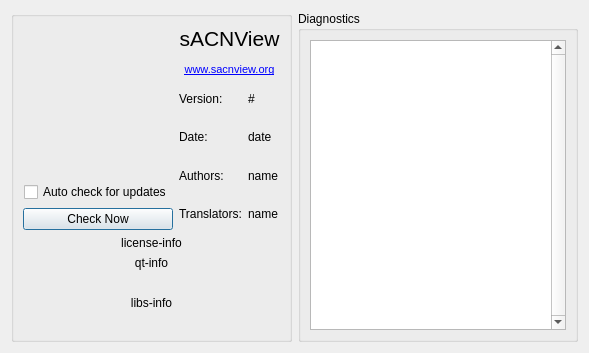
Above: ui/aboutdialog.ui from docsteer/sacnview before the change. Below: the same form after it.
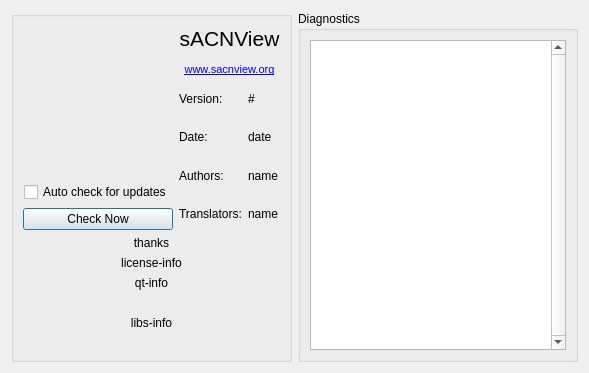
That is the form after the change. Icons and pictures are not drawn.

Commit message:
Add Carallon Thanks
Add thanks to Carallon for letting us use their Apple dev account for
distribution.

```diff
--- a/ui/aboutdialog.ui
+++ b/ui/aboutdialog.ui
@@ -6,8 +6,8 @@
    <rect>
     <x>0</x>
     <y>0</y>
-    <width>573</width>
-    <height>351</height>
+    <width>578</width>
+    <height>360</height>
    </rect>
   </property>
   <property name="sizePolicy">
@@ -43,7 +43,7 @@
      </property>
      <layout class="QHBoxLayout" name="horizontalLayout_3">
       <item>
-       <layout class="QVBoxLayout" name="verticalLayout" stretch="2,0,0,1">
+       <layout class="QVBoxLayout" name="verticalLayout" stretch="2,0,0,0,1">
         <property name="sizeConstraint">
          <enum>QLayout::SetDefaultConstraint</enum>
         </property>
@@ -265,6 +265,19 @@
           </item>
          </layout>
         </item>
+        <item>
+         <widget class="QLabel" name="lblThanks">
+          <property name="text">
+           <string>thanks</string>
+          </property>
+          <property name="alignment">
+           <set>Qt::AlignmentFlag::AlignCenter</set>
+          </property>
+          <property name="openExternalLinks">
+           <bool>true</bool>
+          </property>
+         </widget>
+        </item>
         <item>
          <widget class="QLabel" name="lblLicense">
           <property name="sizePolicy">
```
Left out of the diff: 38 changed lines with no effect on the pictures. The commit also changes 1 other file.
